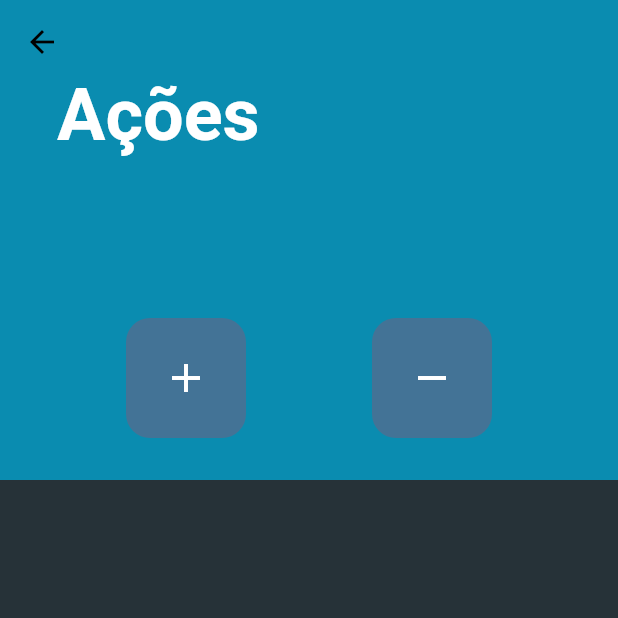
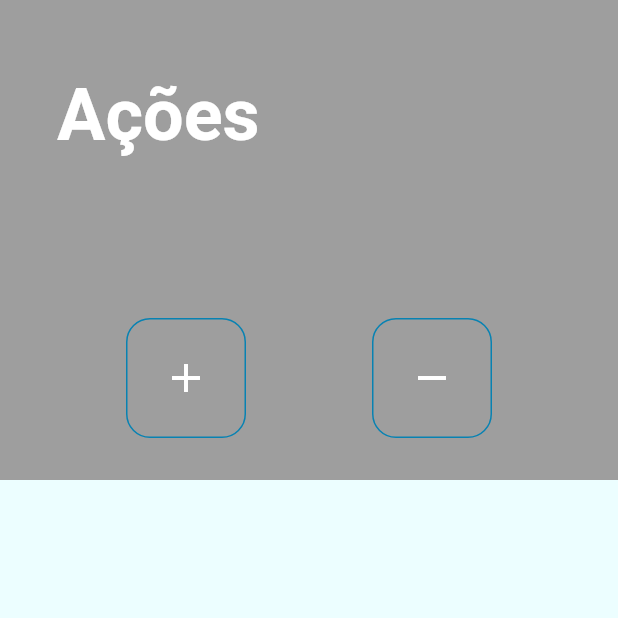
Before and after one commit to SamuelLuisGomes/monews_app, a Flutter app: the AcoesView screen opened directly, on a phone screen of 412 x 824 dp, the top half of it. Run offline on Flutter 3.47's test engine with Material 3 defaults, Android fonts, the light colour scheme and no system bars; our stand-ins replace cloud_firestore, firebase_auth, firebase_core, firebase_storage, flutter_svg, image_picker and 1 more; accounts and stored records are empty.

Commit message:
Terminando o Theme

```diff
--- a/lib/components/categorias_components.dart
+++ b/lib/components/categorias_components.dart
@@ -47,7 +47,10 @@
         Navigator.of(context).push(
           MaterialPageRoute(
             builder: ((context) {
-              return NoticiasCategoria(categoria: nomeCategoria);
+              return NoticiasCategoria(
+                categoria: nomeCategoria,
+                categoriaNome: nomePtbr,
+              );
             }),
           ),
         );
--- a/lib/components/list_acoes_components.dart
+++ b/lib/components/list_acoes_components.dart
@@ -24,12 +24,16 @@
             padding: const EdgeInsets.all(8),
             decoration: BoxDecoration(
               borderRadius: BorderRadius.circular(24),
-              color: const Color.fromRGBO(67, 115, 150, 100),
+              border: Border.all(color: const Color.fromRGBO(8, 130, 178, 1), width: 1.5),
+              color: Theme.of(context).colorScheme.secondary,
+              // color: const Color.fromRGBO(67, 115, 150, 100),
             ),
             child: ListTile(
               leading: Hero(
                 tag: acoes.siglaAcao.toString(),
                 child: CircleAvatar(
+                  backgroundColor: Colors.white,
+                  //foregroundColor: Colors.white,
                   radius: 32,
                   child: ClipOval(
                     child: SvgPicture.network(
--- a/lib/themes/theme.dart
+++ b/lib/themes/theme.dart
@@ -2,6 +2,7 @@
 
 ThemeData lightMode = ThemeData(
   brightness: Brightness.light,
+  primaryColor: Colors.grey,
   colorScheme: const ColorScheme.light(
     background: Color.fromRGBO(236, 254, 255, 1),
     primary: Color.fromRGBO(0, 0, 0, 0),
@@ -20,12 +21,14 @@
 
 ThemeData darkMode = ThemeData(
   brightness: Brightness.dark,
+  // primaryColor: Color.fromARGB(255, 5, 40, 49),
+  primaryColor: Color.fromRGBO(21, 94, 117, 1), // cyan - 800
   colorScheme: const ColorScheme.dark(
-    background: Color.fromRGBO(255, 255, 255, 0),
-    primary: Color.fromRGBO(8, 145, 178, 0.8), // cyan-600
-    secondary: Color.fromRGBO(14, 116, 144, 1), // cyan-700
+    background: Colors.black,
+    primary: Color.fromARGB(255, 5, 40, 49), // cyan-600
+    secondary: Color.fromRGBO(8, 51, 68, 1), // cyan-700
   ),
-  scaffoldBackgroundColor: const Color.fromRGBO(7, 2, 34, 0.4),
+  scaffoldBackgroundColor: Colors.black,
   useMaterial3: true,
   textTheme: const TextTheme(
     displaySmall: TextStyle(
@@ -35,3 +38,21 @@
     ),
   ),
 );
+// ThemeData darkMode = ThemeData(
+//   brightness: Brightness.dark,
+//   primaryColor: const Color.fromRGBO(14, 116, 144, 1),
+//   colorScheme: const ColorScheme.dark(
+//     background: Color.fromRGBO(255, 255, 255, 0),
+//     primary: Color.fromRGBO(8, 145, 178, 0.8), // cyan-600
+//     secondary: Color.fromRGBO(14, 116, 144, 1), // cyan-700
+//   ),
+//   scaffoldBackgroundColor: const Color.fromRGBO(7, 2, 34, 0.4),
+//   useMaterial3: true,
+//   textTheme: const TextTheme(
+//     displaySmall: TextStyle(
+//       color: Colors.white,
+//       fontSize: 24,
+//       fontWeight: FontWeight.bold,
+//     ),
+//   ),
+// );
--- a/lib/views/acoes/acoes_view.dart
+++ b/lib/views/acoes/acoes_view.dart
@@ -31,18 +31,19 @@
   @override
   Widget build(BuildContext context) {
     return Scaffold(
-      backgroundColor: Colors.blueGrey[900],
+      //backgroundColor: Colors.blueGrey[900],
       body: SafeArea(
         child: Center(
           child: CustomScrollView(
             slivers: [
-              const SliverAppBar(
+              SliverAppBar(
+                automaticallyImplyLeading: false,
                 floating: true,
                 pinned: true,
                 snap: true,
                 expandedHeight: 120,
                 centerTitle: true,
-                backgroundColor: Color.fromARGB(255, 10, 140, 176),
+                backgroundColor: Theme.of(context).primaryColor,
                 flexibleSpace: FlexibleSpaceBar(
                   centerTitle: false,
                   titlePadding: EdgeInsets.only(left: 38, bottom: 12),
@@ -59,7 +60,7 @@
               SliverToBoxAdapter(
                 child: Container(
                   height: 200,
-                  color: Color.fromARGB(255, 10, 140, 176),
+                  color: Theme.of(context).primaryColor,
                   child: Padding(
                     padding: const EdgeInsets.only(top: 64),
                     child: Row(
@@ -77,8 +78,11 @@
                           },
                           child: Container(
                             decoration: BoxDecoration(
-                              color: Color.fromRGBO(67, 115, 150, 100),
+                              color: Theme.of(context).colorScheme.secondary,
                               borderRadius: BorderRadius.circular(16),
+                              border: Border.all(
+                                  color: const Color.fromRGBO(8, 130, 178, 1),
+                                  width: 1),
                             ),
                             height: 80, // Reduzi a altura dos botões
                             width: 80, // Reduzi a largura dos botões
@@ -98,8 +102,11 @@
                           },
                           child: Container(
                             decoration: BoxDecoration(
-                              color: Color.fromRGBO(67, 115, 150, 100),
+                              color: Theme.of(context).colorScheme.secondary,
                               borderRadius: BorderRadius.circular(16),
+                              border: Border.all(
+                                  color: const Color.fromRGBO(8, 130, 178, 1),
+                                  width: 1),
                             ),
                             height: 80, // Reduzi a altura dos botões
                             width: 80, // Reduzi a largura dos botões
--- a/lib/views/acoes/pesquisa_acoes_view.dart
+++ b/lib/views/acoes/pesquisa_acoes_view.dart
@@ -1,5 +1,6 @@
 import 'package:flutter/material.dart';
 import 'package:monews_app/components/app_bar_components.dart';
+import 'package:monews_app/components/app_bar_static_components.dart';
 import '../../models/acoes_model.dart';
 import '../../controllers/acoes_controller.dart';
 import '../../components/search_components.dart';
@@ -34,8 +35,8 @@
   @override
   Widget build(BuildContext context) {
     return Scaffold(
-      backgroundColor: Colors.blueGrey[900],
-      appBar: MenuVoltar(),
+      //backgroundColor: Colors.blueGrey[900],
+      appBar: AppBarStatic(telaNome: 'Ações'),
       body: SafeArea(
         child: ListView.builder(
           itemBuilder: (context, index) {
--- a/lib/views/acoes/remove_acoes.dart
+++ b/lib/views/acoes/remove_acoes.dart
@@ -1,6 +1,7 @@
 import 'package:flutter/material.dart';
 import 'package:monews_app/components/alert_dialog_components.dart';
 import 'package:monews_app/components/app_bar_components.dart';
+import 'package:monews_app/components/app_bar_static_components.dart';
 import 'package:monews_app/components/search_components.dart';
 import 'package:monews_app/controllers/acoes_controller.dart';
 
@@ -38,8 +39,7 @@
   @override
   Widget build(BuildContext context) {
     return Scaffold(
-      backgroundColor: Colors.blueGrey[900],
-      appBar: MenuVoltar(),
+      appBar: AppBarStatic(telaNome: 'Remover Ações'),
       body: SafeArea(
         child: ListView.builder(
           itemBuilder: (context, index) {
--- a/lib/views/autenticacao/reset_senha_view.dart
+++ b/lib/views/autenticacao/reset_senha_view.dart
@@ -1,6 +1,7 @@
 import 'package:flutter/material.dart';
 import 'package:monews_app/components/alert_dialog_components.dart';
 import 'package:monews_app/components/app_bar_components.dart';
+import 'package:monews_app/components/app_bar_static_components.dart';
 import 'package:monews_app/controllers/autenticacao_controller.dart';
 import 'package:monews_app/controllers/formulario_controller.dart';
 import 'package:monews_app/views/autenticacao/login_view.dart';
@@ -18,7 +19,7 @@
   @override
   Widget build(BuildContext context) {
     return Scaffold(
-      appBar: MenuVoltar(),
+      appBar: AppBarStatic(),
       backgroundColor: Colors.blueGrey[900],
       body: SafeArea(
         child: SingleChildScrollView(
--- a/lib/views/home_view.dart
+++ b/lib/views/home_view.dart
@@ -58,7 +58,7 @@
                       duration: const Duration(milliseconds: 400),
                       curve: Curves.ease);
                 },
-                backgroundColor: const Color.fromARGB(255, 10, 140, 176),
+                backgroundColor: Theme.of(context).primaryColor,
               ),
             ),
           ),
--- a/lib/views/noticias/pagina_noticias_view.dart
+++ b/lib/views/noticias/pagina_noticias_view.dart
@@ -9,10 +9,10 @@
   @override
   Widget build(BuildContext context) {
     return Scaffold(
-      backgroundColor: Colors.blueGrey[900],
+      //backgroundColor: Colors.blueGrey[900],
       // appBar: MenuVoltar(),
       appBar: AppBar(
-        backgroundColor: Colors.blueGrey[900],
+        //backgroundColor: Colors.blueGrey[900],
         title: const Center(
           child: Row(
             mainAxisAlignment: MainAxisAlignment.center,
--- a/lib/views/usuario/edita_usuario_view.dart
+++ b/lib/views/usuario/edita_usuario_view.dart
@@ -7,6 +7,7 @@
 import 'package:flutter/material.dart';
 import 'package:image_picker/image_picker.dart';
 import 'package:monews_app/components/app_bar_components.dart';
+import 'package:monews_app/components/app_bar_static_components.dart';
 import 'package:monews_app/controllers/autenticacao_controller.dart';
 import 'package:monews_app/controllers/formulario_controller.dart';
 import 'package:monews_app/models/usuario_model.dart';
@@ -39,7 +40,7 @@
   Widget build(BuildContext context) {
     return Scaffold(
       backgroundColor: Colors.blueGrey[900],
-      //appBar: MenuVoltar(),
+      appBar: AppBarStatic(telaNome: 'Editar Dados'),
       body: SafeArea(
         child: Form(
           key: formKey,
```
Also changed, not shown: lib/components/app_bar_static_components.dart (+4 -3 lines), lib/controllers/autenticacao_controller.dart (+31 -7 lines), lib/views/autenticacao/login_view.dart (+10 -2 lines), lib/views/autenticacao/registro_view.dart (+10 -2 lines), lib/views/noticias/noticias_categorias_view.dart (+5 -3 lines), lib/views/noticias/noticias_view.dart (+4 -15 lines), lib/views/usuario/perfil_view.dart (+16 -15 lines), pubspec.lock.
